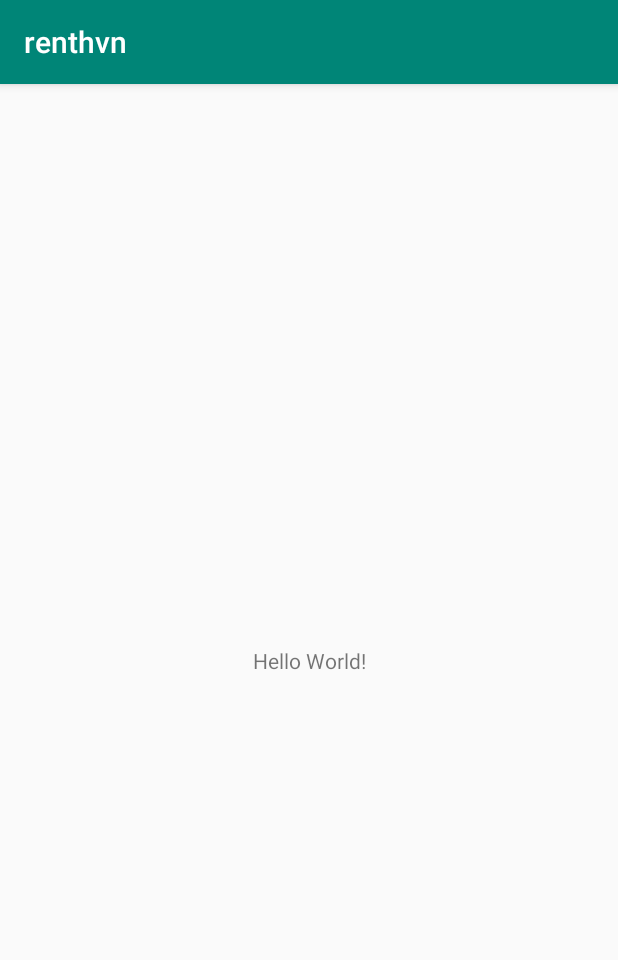
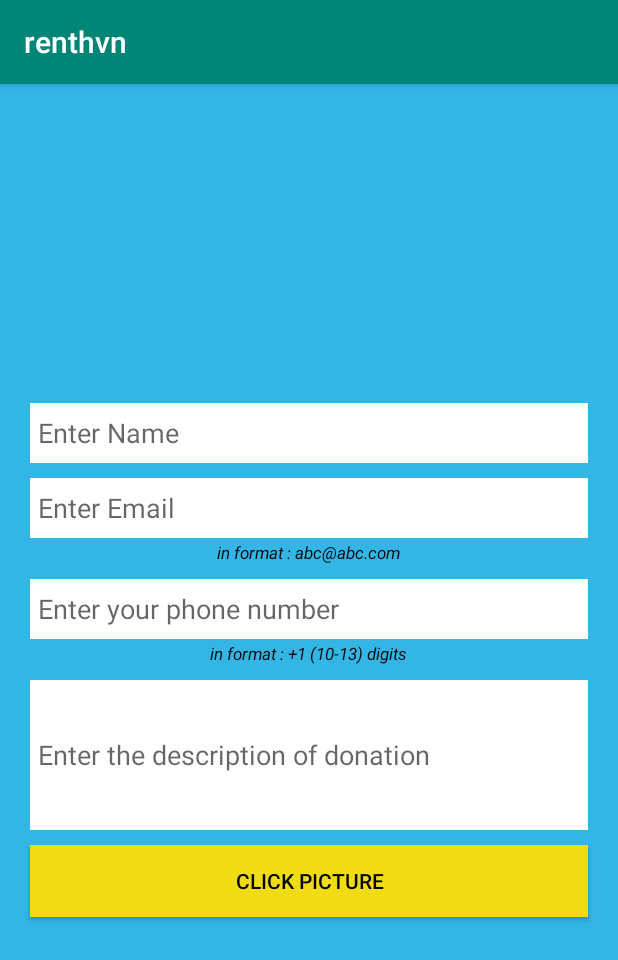
Before and after one commit to harpreetsodhi/RentHvn-Android-App, an Android app: the screen it shows after launch (MainActivity before the commit, DonationDetails after it), on a phone screen of 412 x 824 dp. Shown: the top 960 px of the screen. Run offline under Robolectric (Android 15) with nearby library versions, the phone set to English and light mode, and no system bars.

Commit message:
Donation Activity

```diff
--- /dev/null
+++ b/app/src/main/java/com/example/renthvn/DonationUser.kt
@@ -0,0 +1,4 @@
+package com.example.renthvn
+
+
+class DonationUser(val userId: String?, val name: String? , val email: String? , val phoneNumber: String? , val description: String?)
--- a/app/src/main/java/com/example/renthvn/MainActivity.kt
+++ b/app/src/main/java/com/example/renthvn/MainActivity.kt
@@ -1,12 +1,17 @@
 package com.example.renthvn
 
+import android.content.Intent
 import androidx.appcompat.app.AppCompatActivity
 import android.os.Bundle
+import kotlinx.android.synthetic.main.activity_main.*
 
 class MainActivity : AppCompatActivity() {
 
     override fun onCreate(savedInstanceState: Bundle?) {
         super.onCreate(savedInstanceState)
         setContentView(R.layout.activity_main)
+        val intent = Intent(this,DonationDetails::class.java)
+        startActivity(intent)
     }
+
 }
--- /dev/null
+++ b/app/src/main/res/layout/activity_donation_details.xml
@@ -0,0 +1,94 @@
+<?xml version="1.0" encoding="utf-8"?>
+<LinearLayout xmlns:android="http://schemas.android.com/apk/res/android"
+    xmlns:tools="http://schemas.android.com/tools"
+    android:layout_width="match_parent"
+    android:layout_height="match_parent"
+    android:orientation="vertical"
+    android:gravity="center"
+    android:background="#33b5e5">
+
+    <EditText
+        android:layout_width="match_parent"
+        android:layout_height="40dp"
+        android:id="@+id/nameOfDonor"
+        android:layout_marginRight="20dp"
+        android:layout_marginLeft="20dp"
+        android:paddingLeft="5dp"
+        android:background="#fff"
+        android:inputType="textPersonName"
+        android:hint="Enter Name" />
+
+    <EditText
+        android:layout_width="match_parent"
+        android:layout_height="40dp"
+        android:id="@+id/emailOfDonor"
+        android:layout_marginTop="10dp"
+        android:layout_marginRight="20dp"
+        android:layout_marginLeft="20dp"
+        android:paddingLeft="5dp"
+        android:background="#fff"
+        android:inputType="textEmailAddress"
+        android:hint="Enter Email" />
+
+    <TextView
+        android:id="@+id/emailDescription"
+        android:layout_width="wrap_content"
+        android:layout_height="wrap_content"
+        android:layout_marginTop="2dp"
+        android:textColor="@android:color/black"
+        android:textSize="11sp"
+        android:textStyle="italic"
+        android:text="in format : abc@abc.com"
+        android:gravity="center_horizontal"/>
+
+
+    <EditText
+        android:layout_width="match_parent"
+        android:layout_height="40dp"
+        android:id="@+id/phoneNumberOfDonor"
+        android:layout_marginTop="10dp"
+        android:layout_marginRight="20dp"
+        android:layout_marginLeft="20dp"
+        android:paddingLeft="5dp"
+        android:background="#fff"
+        android:inputType="phone"
+        android:hint="Enter your phone number" />
+
+    <TextView
+        android:id="@+id/phoneNumberDescription"
+        android:layout_width="wrap_content"
+        android:layout_height="wrap_content"
+        android:layout_marginTop="2dp"
+        android:textColor="@android:color/black"
+        android:textSize="11sp"
+        android:textStyle="italic"
+        android:text="in format : +1 (10-13) digits"
+        android:gravity="center_horizontal"/>
+
+    <EditText
+        android:layout_width="match_parent"
+        android:layout_height="100dp"
+        android:id="@+id/descriptionOfDonation"
+        android:layout_marginTop="10dp"
+        android:layout_marginRight="20dp"
+        android:layout_marginLeft="20dp"
+        android:paddingLeft="5dp"
+        android:background="#fff"
+        android:hint="Enter the description of donation" />
+
+
+
+
+    <Button
+        android:layout_width="match_parent"
+        android:layout_height="wrap_content"
+        android:id="@+id/button1"
+        android:text="Click Picture"
+        android:background="#F1DB12"
+        android:textColor="#000"
+        android:layout_marginTop="10dp"
+        android:layout_marginLeft="20dp"
+        android:layout_marginRight="20dp"/>
+
+
+</LinearLayout>
--- a/build.gradle
+++ b/build.gradle
@@ -10,6 +10,7 @@ buildscript {
     dependencies {
         classpath 'com.android.tools.build:gradle:3.5.3'
         classpath "org.jetbrains.kotlin:kotlin-gradle-plugin:$kotlin_version"
+        classpath 'com.google.gms:google-services:4.3.3'
         // NOTE: Do not place your application dependencies here; they belong
         // in the individual module build.gradle files
     }
```
Also changed, not shown: app/build.gradle (+9 -2 lines), app/src/main/AndroidManifest.xml (+9 -0 lines), app/src/main/java/com/example/renthvn/DonationActivity.kt (added, +57 -0 lines), app/src/main/java/com/example/renthvn/DonationDetails.kt (added, +158 -0 lines), app/src/main/res/layout/activity_donation2.xml (added, +43 -0 lines), 1 other file.
